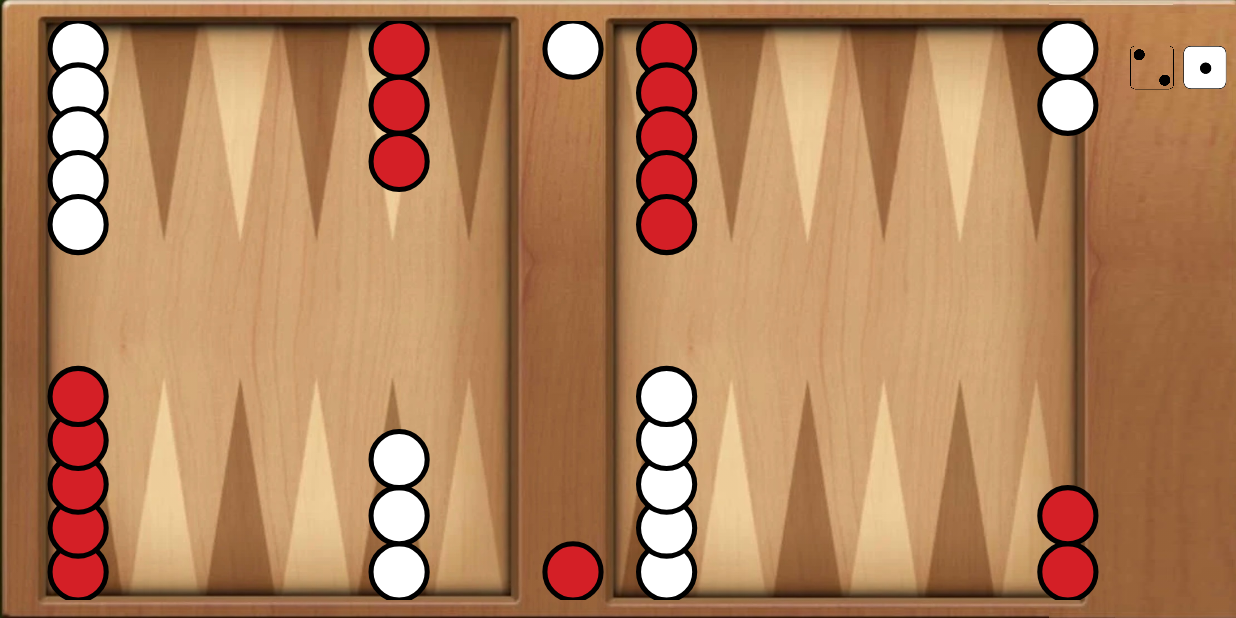
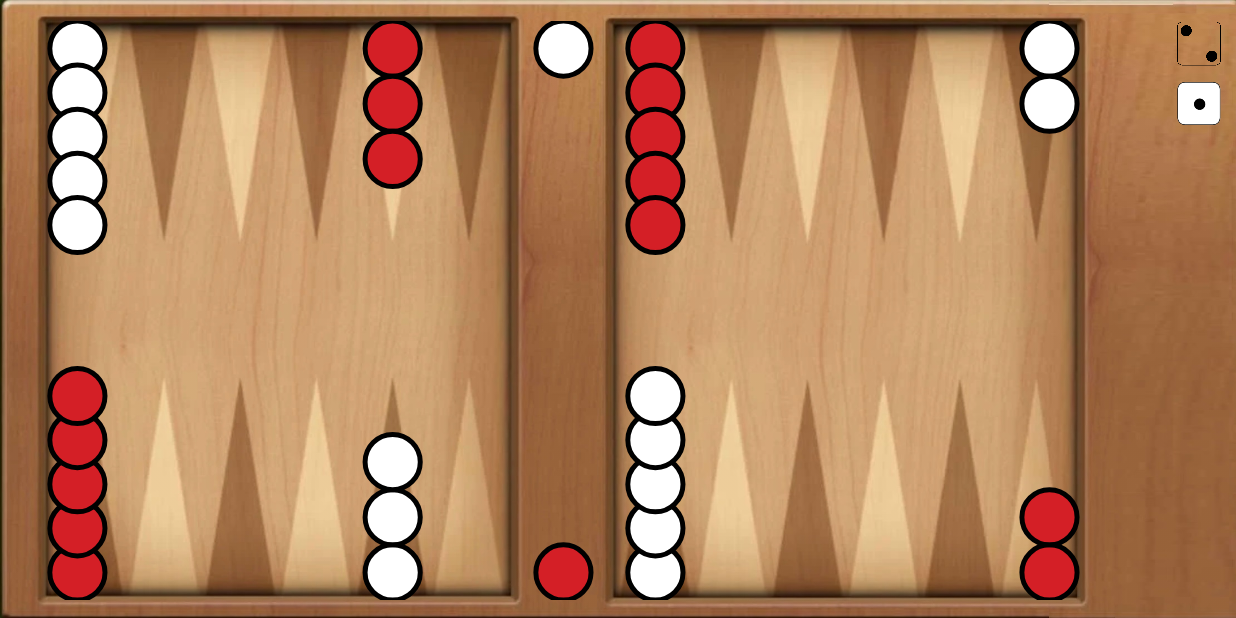
Before and after one commit to MrLaki5/Backgammon-game, an Android app: the GameActivity screen opened directly, with no data from a screen before it, on a phone screen of 824 x 412 dp (held sideways). Run offline under Robolectric (Android 15) with nearby library versions, the phone set to English and light mode, and no system bars.

Commit message:
changed size of board

```diff
--- a/game/app/src/main/java/games/mrlaki5/backgammon/OnBoardImage.java
+++ b/game/app/src/main/java/games/mrlaki5/backgammon/OnBoardImage.java
@@ -104,7 +104,7 @@ public class OnBoardImage extends android.support.v7.widget.AppCompatImageView {
     protected void onSizeChanged(int w, int h, int oldw, int oldh) {
         super.onSizeChanged(w, h, oldw, oldh);
         //Take width and height of canvas
-        Width=w;
+        Width=w*0.93f;
         Height=h;
         //Width of middle wood border is 10% of board border
         //find width of left and right size of board
--- a/game/app/src/main/res/layout/activity_game.xml
+++ b/game/app/src/main/res/layout/activity_game.xml
@@ -11,8 +11,8 @@
         android:id="@+id/imageView"
         android:layout_width="29dp"
         android:layout_height="58dp"
-        android:layout_marginEnd="6dp"
-        android:layout_marginTop="16dp"
+        android:layout_marginEnd="10dp"
+        android:layout_marginTop="40dp"
         app:layout_constraintEnd_toEndOf="parent"
         app:layout_constraintTop_toTopOf="parent"
         app:srcCompat="@drawable/dice1" />
@@ -21,9 +21,8 @@
         android:id="@+id/imageView2"
         android:layout_width="29dp"
         android:layout_height="58dp"
-        android:layout_marginEnd="6dp"
-        android:layout_marginTop="16dp"
-        app:layout_constraintEnd_toStartOf="@+id/imageView"
+        android:layout_marginEnd="10dp"
+        app:layout_constraintEnd_toEndOf="parent"
         app:layout_constraintTop_toTopOf="parent"
         app:srcCompat="@drawable/dice2d" />
 
@@ -32,7 +31,7 @@
         android:layout_width="0dp"
         android:layout_height="0dp"
         android:layout_marginBottom="12dp"
-        android:layout_marginEnd="85dp"
+        android:layout_marginEnd="45dp"
         android:layout_marginStart="25dp"
         android:layout_marginTop="14dp"
         app:layout_constraintBottom_toBottomOf="parent"
```
Also changed, not shown: game/app/src/main/java/games/mrlaki5/backgammon/GameLogic.java (line endings or trailing spaces).
